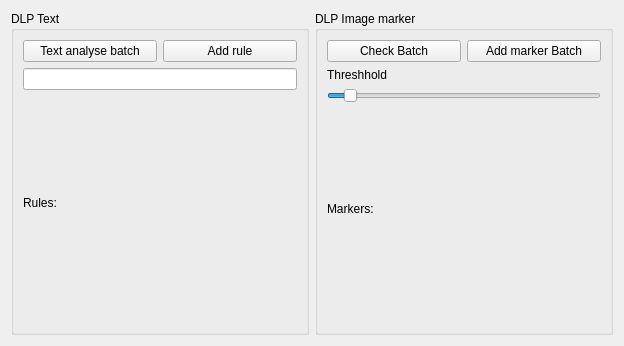
Old version of the form SuspiciousEyes/janela.ui in the repository angelorodem/SuspiciousEyes.
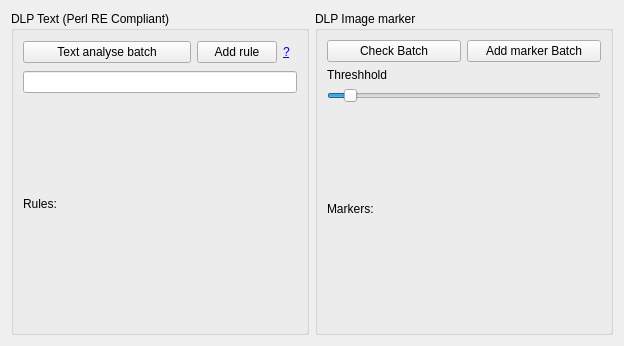
New version of the form.

```diff
--- a/SuspiciousEyes/janela.ui
+++ b/SuspiciousEyes/janela.ui
@@ -17,11 +17,11 @@
    <item>
     <widget class="QGroupBox" name="groupBox">
      <property name="title">
-      <string>DLP Text</string>
+      <string>DLP Text (Perl RE Compliant)</string>
      </property>
      <layout class="QVBoxLayout" name="verticalLayout" stretch="1,10">
       <item>
-       <layout class="QHBoxLayout" name="horizontalLayout">
+       <layout class="QHBoxLayout" name="horizontalLayout" stretch="12,3,1">
         <item>
          <widget class="QPushButton" name="text_match">
           <property name="text">
@@ -36,6 +36,22 @@
           </property>
          </widget>
         </item>
+        <item>
+         <widget class="QLabel" name="label_2">
+          <property name="text">
+           <string> &lt;a href=&quot;https://perldoc.perl.org/perlre.html#Regular-Expressions/&quot;&gt;?&lt;/a&gt;</string>
+          </property>
+          <property name="textFormat">
+           <enum>Qt::RichText</enum>
+          </property>
+          <property name="openExternalLinks">
+           <bool>true</bool>
+          </property>
+          <property name="textInteractionFlags">
+           <set>Qt::LinksAccessibleByKeyboard|Qt::LinksAccessibleByMouse</set>
+          </property>
+         </widget>
+        </item>
        </layout>
       </item>
       <item>
```
Left out of the diff: 2 changed lines with no effect on the pictures.
